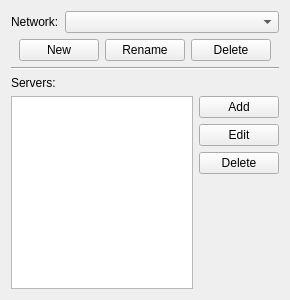
Qt form src/ui/settings/networksettingswidget.ui (nilsding/IrrerrC) before a commit.
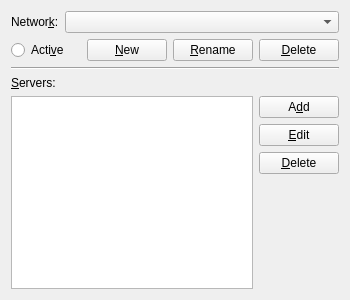
The same form after that commit.

Commit message: changed tab order and many other things

Diff of the .ui file:
```diff
--- a/src/ui/settings/networksettingswidget.ui
+++ b/src/ui/settings/networksettingswidget.ui
@@ -6,13 +6,13 @@
    <rect>
     <x>0</x>
     <y>0</y>
-    <width>290</width>
+    <width>350</width>
     <height>300</height>
    </rect>
   </property>
   <property name="minimumSize">
    <size>
-    <width>290</width>
+    <width>350</width>
     <height>300</height>
    </size>
   </property>
@@ -25,7 +25,10 @@
      <item>
       <widget class="QLabel" name="qlNetwork">
        <property name="text">
-        <string>Network:</string>
+        <string>Networ&amp;k:</string>
+       </property>
+       <property name="buddy">
+        <cstring>qcbNetwork</cstring>
        </property>
       </widget>
      </item>
@@ -43,6 +46,13 @@
    </item>
    <item>
     <layout class="QHBoxLayout" name="horizontalLayout_2">
+     <item>
+      <widget class="QRadioButton" name="qrbActive">
+       <property name="text">
+        <string>Acti&amp;ve</string>
+       </property>
+      </widget>
+     </item>
      <item>
       <spacer name="horizontalSpacer">
        <property name="orientation">
@@ -59,37 +69,24 @@
      <item>
       <widget class="QPushButton" name="qpbNewNetwork">
        <property name="text">
-        <string>New</string>
+        <string>&amp;New</string>
        </property>
       </widget>
      </item>
      <item>
       <widget class="QPushButton" name="qpbRenameNetwork">
        <property name="text">
-        <string>Rename</string>
+        <string>&amp;Rename</string>
        </property>
       </widget>
      </item>
      <item>
       <widget class="QPushButton" name="qpbDeleteNetwork">
        <property name="text">
-        <string>Delete</string>
+        <string>&amp;Delete</string>
        </property>
       </widget>
      </item>
-     <item>
-      <spacer name="horizontalSpacer_2">
-       <property name="orientation">
-        <enum>Qt::Horizontal</enum>
-       </property>
-       <property name="sizeHint" stdset="0">
-        <size>
-         <width>40</width>
-         <height>20</height>
-        </size>
-       </property>
-      </spacer>
-     </item>
     </layout>
    </item>
    <item>
@@ -102,7 +99,10 @@
    <item>
     <widget class="QLabel" name="qlServers">
      <property name="text">
-      <string>Servers:</string>
+      <string>&amp;Servers:</string>
+     </property>
+     <property name="buddy">
+      <cstring>qlvServers</cstring>
      </property>
     </widget>
    </item>
@@ -120,21 +120,21 @@
        <item>
         <widget class="QPushButton" name="qpbAddServer">
          <property name="text">
-          <string>Add</string>
+          <string>A&amp;dd</string>
          </property>
         </widget>
        </item>
        <item>
         <widget class="QPushButton" name="qpbEditServer">
          <property name="text">
-          <string>Edit</string>
+          <string>&amp;Edit</string>
          </property>
         </widget>
        </item>
        <item>
         <widget class="QPushButton" name="qpbDeleteServer">
          <property name="text">
-          <string>Delete</string>
+          <string>&amp;Delete</string>
          </property>
         </widget>
        </item>
```
Left out of the diff: 11 changed lines with no effect on the pictures. The commit also changes 2 other files.
